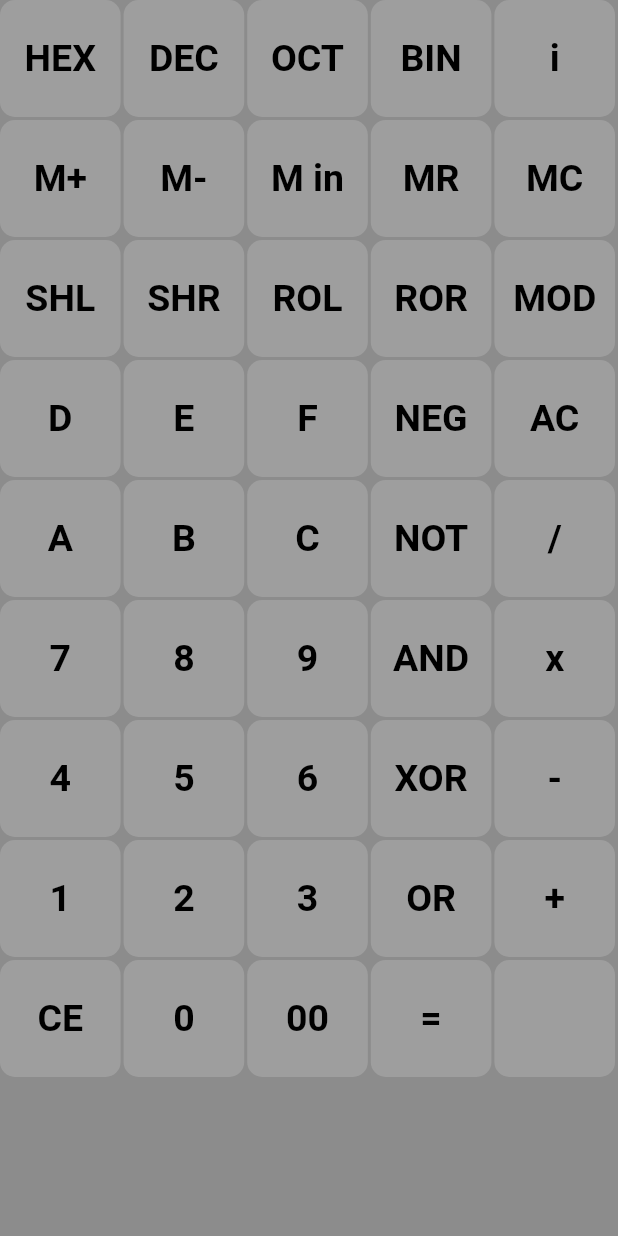
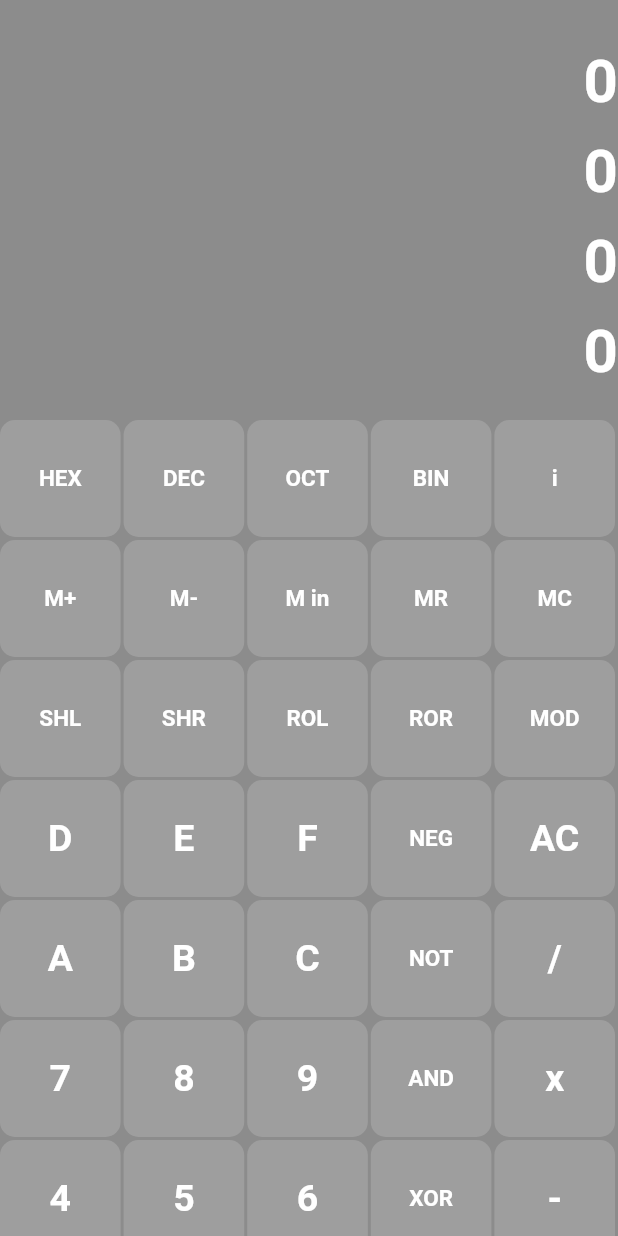
Before and after one commit to alpiepho/hexcalc_tn, a Flutter app: the screen it shows after launch, on a phone screen of 412 x 824 dp. Run offline on Flutter 3.47's test engine with Material 2 defaults, Android fonts, the light colour scheme and no system bars.

Commit message:
more format work

```diff
--- a/lib/components/settings_modal.dart
+++ b/lib/components/settings_modal.dart
@@ -1,9 +1,9 @@
 import 'package:flutter/material.dart';
-import 'package:flutter/services.dart';
-import 'package:flutter_colorpicker/flutter_colorpicker.dart';
+// import 'package:flutter/services.dart';
+// import 'package:flutter_colorpicker/flutter_colorpicker.dart';
 import 'package:hexcalc_tn/constants.dart';
 import 'package:hexcalc_tn/engine.dart';
-import 'package:url_launcher/url_launcher.dart';
+// import 'package:url_launcher/url_launcher.dart';
 
 
 // ignore: must_be_immutable
@@ -65,10 +65,10 @@ class _SettingsModal extends State<SettingsModal> {
   late Function onSwap;
   late Function onDone;
 
-  late Color _newColorTextLeft;
-  late Color _newColorBackgroundLeft;
-  late Color _newColorTextRight;
-  late Color _newColorBackgroundRight;
+  // late Color _newColorTextLeft;
+  // late Color _newColorBackgroundLeft;
+  // late Color _newColorTextRight;
+  // late Color _newColorBackgroundRight;
 
   //late var selectedFont = "";
   //late List<String> allFonts;
--- a/lib/constants.dart
+++ b/lib/constants.dart
@@ -1,11 +1,11 @@
 import 'package:flutter/material.dart';
-import 'package:google_fonts/google_fonts.dart';
+// import 'package:google_fonts/google_fonts.dart';
 
-const kVersion = '0.3';
+const kVersion = '0.1';
 
 const kInputPageBackgroundColor = Colors.black45;
 
-const kMainContainerWidthPortrait = 600.0;
+const kMainContainerWidthPortrait = 500.0;
 const kMainContainerWidthLandscape = 1000.0;
 
 const kMainColumnHeightPortrait = 80.0;
@@ -13,6 +13,9 @@ const kMainColumnHeightLandscape = 80.0;
 
 const kMainColumnWidthPortrait = 80.0;
 const kMainColumnWidthLandscape = 80.0;
+
+
+
 
 const kSettingsModalBackgroundColor = Colors.black45;
 
@@ -36,167 +39,176 @@ const kSettingsTextEditStyle = TextStyle(
 //
 // look at https://fonts.google.com/?preview.text=0123456&preview.text_type=custom&preview.size=113
 //
-enum FontTypes {
-  system,
-  lato,
-  merriweather,
-  montserrat,
-  robotoMono,
-  rockSalt,
-}
+// enum FontTypes {
+//   system,
+//   lato,
+//   merriweather,
+//   montserrat,
+//   robotoMono,
+//   rockSalt,
+// }
+
+const kResultTextStyle_system = TextStyle(
+  fontSize: 40,
+  color: Colors.white,
+  fontWeight: FontWeight.bold,
+  height: 1.5,
+);
+
 
 const kLabelTextStyle_system = TextStyle(
-  fontSize: 50.0,
-  color: Colors.black,
+  fontSize: 15.0,
+  color: Colors.white,
   fontWeight: FontWeight.bold,
 );
 const kNumberTextStyle_system = TextStyle(
   fontSize: 25,
+  color: Colors.white,
   fontWeight: FontWeight.bold,
   height: 1.1,
 );
 
-// ignore: non_constant_identifier_names
-var kLabelTextStyle_lato = GoogleFonts.lato(
-  fontSize: 50,
-  color: Colors.black,
-  fontWeight: FontWeight.bold,
-);
-// ignore: non_constant_identifier_names
-var kNumberTextStyle_lato = GoogleFonts.lato(
-  fontSize: 25,
-  color: Colors.black,
-  fontWeight: FontWeight.bold,
-  height: 1.1,
-);
+// // ignore: non_constant_identifier_names
+// var kLabelTextStyle_lato = GoogleFonts.lato(
+//   fontSize: 50,
+//   color: Colors.black,
+//   fontWeight: FontWeight.bold,
+// );
+// // ignore: non_constant_identifier_names
+// var kNumberTextStyle_lato = GoogleFonts.lato(
+//   fontSize: 25,
+//   color: Colors.black,
+//   fontWeight: FontWeight.bold,
+//   height: 1.1,
+// );
 
-// ignore: non_constant_identifier_names
-var kLabelTextStyle_merriweather = GoogleFonts.merriweather(
-  fontSize: 40,
-  color: Colors.black,
-  fontWeight: FontWeight.bold,
-);
-// ignore: non_constant_identifier_names
-var kNumberTextStyle_merriweather = GoogleFonts.merriweather(
-  fontSize: 25,
-  color: Colors.black,
-  fontWeight: FontWeight.bold,
-  height: 1.1,
-);
+// // ignore: non_constant_identifier_names
+// var kLabelTextStyle_merriweather = GoogleFonts.merriweather(
+//   fontSize: 40,
+//   color: Colors.black,
+//   fontWeight: FontWeight.bold,
+// );
+// // ignore: non_constant_identifier_names
+// var kNumberTextStyle_merriweather = GoogleFonts.merriweather(
+//   fontSize: 25,
+//   color: Colors.black,
+//   fontWeight: FontWeight.bold,
+//   height: 1.1,
+// );
 
-// ignore: non_constant_identifier_names
-var kLabelTextStyle_montserrat = GoogleFonts.montserrat(
-  fontSize: 50,
-  color: Colors.black,
-  fontWeight: FontWeight.bold,
-);
-// ignore: non_constant_identifier_names
-var kNumberTextStyle_montserrat = GoogleFonts.montserrat(
-  fontSize: 25,
-  color: Colors.black,
-  fontWeight: FontWeight.bold,
-  height: 1.1,
-);
+// // ignore: non_constant_identifier_names
+// var kLabelTextStyle_montserrat = GoogleFonts.montserrat(
+//   fontSize: 50,
+//   color: Colors.black,
+//   fontWeight: FontWeight.bold,
+// );
+// // ignore: non_constant_identifier_names
+// var kNumberTextStyle_montserrat = GoogleFonts.montserrat(
+//   fontSize: 25,
+//   color: Colors.black,
+//   fontWeight: FontWeight.bold,
+//   height: 1.1,
+// );
 
-// ignore: non_constant_identifier_names
-var kLabelTextStyle_robotomono = GoogleFonts.robotoMono(
-  fontSize: 30,
-  color: Colors.black,
-  fontWeight: FontWeight.bold,
-);
-// ignore: non_constant_identifier_names
-var kNumberTextStyle_robotomono = GoogleFonts.robotoMono(
-  fontSize: 20,
-  color: Colors.black,
-  fontWeight: FontWeight.bold,
-  height: 1.1,
-);
+// // ignore: non_constant_identifier_names
+// var kLabelTextStyle_robotomono = GoogleFonts.robotoMono(
+//   fontSize: 30,
+//   color: Colors.black,
+//   fontWeight: FontWeight.bold,
+// );
+// // ignore: non_constant_identifier_names
+// var kNumberTextStyle_robotomono = GoogleFonts.robotoMono(
+//   fontSize: 20,
+//   color: Colors.black,
+//   fontWeight: FontWeight.bold,
+//   height: 1.1,
+// );
 
-// ignore: non_constant_identifier_names
-var kLabelTextStyle_rocksalt = GoogleFonts.rockSalt(
-  fontSize: 30,
-  color: Colors.black,
-  fontWeight: FontWeight.bold,
-);
-// ignore: non_constant_identifier_names
-var kNumberTextStyle_rocksalt = GoogleFonts.rockSalt(
-  fontSize: 12,
-  color: Colors.black,
-  fontWeight: FontWeight.bold,
-  height: 1.1,
-);
+// // ignore: non_constant_identifier_names
+// var kLabelTextStyle_rocksalt = GoogleFonts.rockSalt(
+//   fontSize: 30,
+//   color: Colors.black,
+//   fontWeight: FontWeight.bold,
+// );
+// // ignore: non_constant_identifier_names
+// var kNumberTextStyle_rocksalt = GoogleFonts.rockSalt(
+//   fontSize: 12,
+//   color: Colors.black,
+//   fontWeight: FontWeight.bold,
+//   height: 1.1,
+// );
 
-String getFontString(FontTypes fontType) {
-  String t;
-  switch (fontType) {
-    case FontTypes.system:
-      t = 'Default: ex. 0123456789';
-      break;
-    case FontTypes.lato:
-      t = 'Lato: ex. 0123456789';
-      break;
-    case FontTypes.merriweather:
-      t = 'Merriweather: ex. 0123456789';
-      break;
-    case FontTypes.montserrat:
-      t = 'Montserrat: ex. 0123456789';
-      break;
-    case FontTypes.robotoMono:
-      t = 'RobotoMono: ex. 0123456789';
-      break;
-    case FontTypes.rockSalt:
-      t = 'RockSalt: ex. 0123456789';
-      break;
-  }
-  return t;
-}
+// String getFontString(FontTypes fontType) {
+//   String t;
+//   switch (fontType) {
+//     case FontTypes.system:
+//       t = 'Default: ex. 0123456789';
+//       break;
+//     case FontTypes.lato:
+//       t = 'Lato: ex. 0123456789';
+//       break;
+//     case FontTypes.merriweather:
+//       t = 'Merriweather: ex. 0123456789';
+//       break;
+//     case FontTypes.montserrat:
+//       t = 'Montserrat: ex. 0123456789';
+//       break;
+//     case FontTypes.robotoMono:
+//       t = 'RobotoMono: ex. 0123456789';
+//       break;
+//     case FontTypes.rockSalt:
+//       t = 'RockSalt: ex. 0123456789';
+//       break;
+//   }
+//   return t;
+// }
 
-TextStyle getLabelFont(FontTypes fontType) {
-  TextStyle t;
-  switch (fontType) {
-    case FontTypes.system:
-      t = kLabelTextStyle_system;
-      break;
-    case FontTypes.lato:
-      t = kLabelTextStyle_lato;
-      break;
-    case FontTypes.merriweather:
-      t = kLabelTextStyle_merriweather;
-      break;
-    case FontTypes.montserrat:
-      t = kLabelTextStyle_montserrat;
-      break;
-    case FontTypes.robotoMono:
-      t = kLabelTextStyle_robotomono;
-      break;
-    case FontTypes.rockSalt:
-      t = kLabelTextStyle_rocksalt;
-      break;
-  }
-  return t;
-}
+// TextStyle getLabelFont(FontTypes fontType) {
+//   TextStyle t;
+//   switch (fontType) {
+//     case FontTypes.system:
+//       t = kLabelTextStyle_system;
+//       break;
+//     case FontTypes.lato:
+//       t = kLabelTextStyle_lato;
+//       break;
+//     case FontTypes.merriweather:
+//       t = kLabelTextStyle_merriweather;
+//       break;
+//     case FontTypes.montserrat:
+//       t = kLabelTextStyle_montserrat;
+//       break;
+//     case FontTypes.robotoMono:
+//       t = kLabelTextStyle_robotomono;
+//       break;
+//     case FontTypes.rockSalt:
+//       t = kLabelTextStyle_rocksalt;
+//       break;
+//   }
+//   return t;
+// }
 
-TextStyle getNumberFont(FontTypes fontType) {
-  TextStyle t;
-  switch (fontType) {
-    case FontTypes.system:
-      t = kNumberTextStyle_system;
-      break;
-    case FontTypes.lato:
-      t = kNumberTextStyle_lato;
-      break;
-    case FontTypes.merriweather:
-      t = kNumberTextStyle_merriweather;
-      break;
-    case FontTypes.montserrat:
-      t = kNumberTextStyle_montserrat;
-      break;
-    case FontTypes.robotoMono:
-      t = kNumberTextStyle_robotomono;
-      break;
-    case FontTypes.rockSalt:
-      t = kNumberTextStyle_rocksalt;
-      break;
-  }
-  return t;
-}
+// TextStyle getNumberFont(FontTypes fontType) {
+//   TextStyle t;
+//   switch (fontType) {
+//     case FontTypes.system:
+//       t = kNumberTextStyle_system;
+//       break;
+//     case FontTypes.lato:
+//       t = kNumberTextStyle_lato;
+//       break;
+//     case FontTypes.merriweather:
+//       t = kNumberTextStyle_merriweather;
+//       break;
+//     case FontTypes.montserrat:
+//       t = kNumberTextStyle_montserrat;
+//       break;
+//     case FontTypes.robotoMono:
+//       t = kNumberTextStyle_robotomono;
+//       break;
+//     case FontTypes.rockSalt:
+//       t = kNumberTextStyle_rocksalt;
+//       break;
+//   }
+//   return t;
+// }
--- a/lib/engine.dart
+++ b/lib/engine.dart
@@ -1,12 +1,30 @@
 import 'package:flutter/material.dart';
 import 'package:hexcalc_tn/constants.dart';
 
-class Cell {
-  Cell(this.label);
+class Line {
+  Line(
+    this.label,
+    this.style
+  );
 
   String label = "";
-  Color colorText = Colors.white;
-  Color colorBackground = Colors.grey;
+  TextStyle style = kResultTextStyle_system;
+
+  bool gradient = false;
+  bool halfHeight = false;
+  int spanCount = 1;
+  bool rightJustify = false;
+  int outlineCount = 0;
+}
+class Cell {
+  Cell(
+    this.label,
+    this.style
+  );
+
+  String label = "";
+  TextStyle style = kNumberTextStyle_system;
+
   bool gradient = false;
   bool halfHeight = false;
   int spanCount = 1;
@@ -48,72 +66,72 @@ class Engine {
 
   int rows = 9;
   int cols = 5;
-  var grid = List.generate(9, (i) => List.generate(5, (index) => Cell("")), growable: false);
+  var grid = List.generate(9, (i) => List.generate(5, (index) => Cell("", kNumberTextStyle_system)), growable: false);
 
   Engine() {
     int row = 0;
     int col = 0;
-    grid[row][col] = new Cell("HEX"); col++;
-    grid[row][col] = new Cell("DEC"); col++;
-    grid[row][col] = new Cell("OCT"); col++;
-    grid[row][col] = new Cell("BIN"); col++;
-    grid[row][col] = new Cell("i"); col++;
+    grid[row][col] = new Cell("HEX", kLabelTextStyle_system); col++;
+    grid[row][col] = new Cell("DEC", kLabelTextStyle_system); col++;
+    grid[row][col] = new Cell("OCT", kLabelTextStyle_system); col++;
+    grid[row][col] = new Cell("BIN", kLabelTextStyle_system); col++;
+    grid[row][col] = new Cell("i", kLabelTextStyle_system); col++;
     row++;
     col = 0;
-    grid[row][col] = new Cell("M+"); col++;
-    grid[row][col] = new Cell("M-"); col++;
-    grid[row][col] = new Cell("M in"); col++;
-    grid[row][col] = new Cell("MR"); col++;
-    grid[row][col] = new Cell("MC"); col++;
+    grid[row][col] = new Cell("M+", kLabelTextStyle_system); col++;
+    grid[row][col] = new Cell("M-", kLabelTextStyle_system); col++;
+    grid[row][col] = new Cell("M in", kLabelTextStyle_system); col++;
+    grid[row][col] = new Cell("MR", kLabelTextStyle_system); col++;
+    grid[row][col] = new Cell("MC", kLabelTextStyle_system); col++;
     row++;
     col = 0;
-    grid[row][col] = new Cell("SHL"); col++;
-    grid[row][col] = new Cell("SHR"); col++;
-    grid[row][col] = new Cell("ROL"); col++;
-    grid[row][col] = new Cell("ROR"); col++;
-    grid[row][col] = new Cell("MOD"); col++;
+    grid[row][col] = new Cell("SHL", kLabelTextStyle_system); col++;
+    grid[row][col] = new Cell("SHR", kLabelTextStyle_system); col++;
+    grid[row][col] = new Cell("ROL", kLabelTextStyle_system); col++;
+    grid[row][col] = new Cell("ROR", kLabelTextStyle_system); col++;
+    grid[row][col] = new Cell("MOD", kLabelTextStyle_system); col++;
     row++;
     col = 0;
-    grid[row][col] = new Cell("D"); col++;
-    grid[row][col] = new Cell("E"); col++;
-    grid[row][col] = new Cell("F"); col++;
-    grid[row][col] = new Cell("NEG"); col++;
-    grid[row][col] = new Cell("AC"); col++;
+    grid[row][col] = new Cell("D", kNumberTextStyle_system); col++;
+    grid[row][col] = new Cell("E", kNumberTextStyle_system); col++;
+    grid[row][col] = new Cell("F", kNumberTextStyle_system); col++;
+    grid[row][col] = new Cell("NEG", kLabelTextStyle_system); col++;
+    grid[row][col] = new Cell("AC", kNumberTextStyle_system); col++;
     row++;
     col = 0;
-    grid[row][col] = new Cell("A"); col++;
-    grid[row][col] = new Cell("B"); col++;
-    grid[row][col] = new Cell("C"); col++;
-    grid[row][col] = new Cell("NOT"); col++;
-    grid[row][col] = new Cell("/"); col++;
+    grid[row][col] = new Cell("A", kNumberTextStyle_system); col++;
+    grid[row][col] = new Cell("B", kNumberTextStyle_system); col++;
+    grid[row][col] = new Cell("C", kNumberTextStyle_system); col++;
+    grid[row][col] = new Cell("NOT", kLabelTextStyle_system); col++;
+    grid[row][col] = new Cell("/", kNumberTextStyle_system); col++;
     row++;
     col = 0;
-    grid[row][col] = new Cell("7"); col++;
-    grid[row][col] = new Cell("8"); col++;
-    grid[row][col] = new Cell("9"); col++;
-    grid[row][col] = new Cell("AND"); col++;
-    grid[row][col] = new Cell("x"); col++;
+    grid[row][col] = new Cell("7", kNumberTextStyle_system); col++;
+    grid[row][col] = new Cell("8", kNumberTextStyle_system); col++;
+    grid[row][col] = new Cell("9", kNumberTextStyle_system); col++;
+    grid[row][col] = new Cell("AND", kLabelTextStyle_system); col++;
+    grid[row][col] = new Cell("x", kNumberTextStyle_system); col++;
     row++;
     col = 0;
-    grid[row][col] = new Cell("4"); col++;
-    grid[row][col] = new Cell("5"); col++;
-    grid[row][col] = new Cell("6"); col++;
-    grid[row][col] = new Cell("XOR"); col++;
-    grid[row][col] = new Cell("-"); col++;
+    grid[row][col] = new Cell("4", kNumberTextStyle_system); col++;
+    grid[row][col] = new Cell("5", kNumberTextStyle_system); col++;
+    grid[row][col] = new Cell("6", kNumberTextStyle_system); col++;
+    grid[row][col] = new Cell("XOR", kLabelTextStyle_system); col++;
+    grid[row][col] = new Cell("-", kNumberTextStyle_system); col++;
     row++;
     col = 0;
-    grid[row][col] = new Cell("1"); col++;
-    grid[row][col] = new Cell("2"); col++;
-    grid[row][col] = new Cell("3"); col++;
-    grid[row][col] = new Cell("OR"); col++;
-    grid[row][col] = new Cell("+"); col++;
+    grid[row][col] = new Cell("1", kNumberTextStyle_system); col++;
+    grid[row][col] = new Cell("2", kNumberTextStyle_system); col++;
+    grid[row][col] = new Cell("3", kNumberTextStyle_system); col++;
+    grid[row][col] = new Cell("OR", kLabelTextStyle_system); col++;
+    grid[row][col] = new Cell("+", kNumberTextStyle_system); col++;
     row++;
     col = 0;
-    grid[row][col] = new Cell("CE"); col++;
-    grid[row][col] = new Cell("0"); col++;
-    grid[row][col] = new Cell("00"); col++;
-    grid[row][col] = new Cell("="); col++;
-    grid[row][col] = new Cell(""); col++;
+    grid[row][col] = new Cell("CE", kNumberTextStyle_system); col++;
+    grid[row][col] = new Cell("0", kNumberTextStyle_system); col++;
+    grid[row][col] = new Cell("00", kNumberTextStyle_system); col++;
+    grid[row][col] = new Cell("=", kNumberTextStyle_system); col++;
+    grid[row][col] = new Cell("", kNumberTextStyle_system); col++;
 
   }
 
@@ -160,6 +178,10 @@ class Engine {
 
   String getLabel(int x, int y) {
     return grid[x][y].label;
+  }
+
+  TextStyle getStyle(int x, int y) {
+    return grid[x][y].style;
   }
 
   // Color stringToColor(String code) {
--- a/lib/screens/calculator_page.dart
+++ b/lib/screens/calculator_page.dart
@@ -1,15 +1,15 @@
 import 'package:flutter/material.dart';
 import 'package:hexcalc_tn/components/calc_button.dart';
-import 'package:hexcalc_tn/components/settings_button.dart';
-import 'package:hexcalc_tn/components/settings_modal.dart';
+// import 'package:hexcalc_tn/components/settings_button.dart';
+// import 'package:hexcalc_tn/components/settings_modal.dart';
 import 'package:hexcalc_tn/constants.dart';
 import 'package:hexcalc_tn/engine.dart';
-import 'package:shared_preferences/shared_preferences.dart';
+// import 'package:shared_preferences/shared_preferences.dart';
 
-GlobalKey _keyPortraitLeft = GlobalKey();
-GlobalKey _keyPortraitRight = GlobalKey();
-GlobalKey _keyLandscapeLeft = GlobalKey();
-GlobalKey _keyLandscapeRight = GlobalKey();
+// GlobalKey _keyPortraitLeft = GlobalKey();
+// GlobalKey _keyPortraitRight = GlobalKey();
+// GlobalKey _keyLandscapeLeft = GlobalKey();
+// GlobalKey _keyLandscapeRight = GlobalKey();
 
 class CalculatorPage extends StatefulWidget {
   @override
@@ -21,25 +21,25 @@ class _CalculatorPageState extends State<CalculatorPage> {
   //
   // for display
   //
-  Color _colorTextLeft = Colors.black;
+  // Color _colorTextLeft = Colors.black;
   Color _colorBackgroundLeft = Colors.grey;
-  Color _colorTextRight = Colors.black;
-  Color _colorBackgroundRight = Colors.blueAccent;
+  // Color _colorTextRight = Colors.black;
+  // Color _colorBackgroundRight = Colors.blueAccent;
 
-  String _labelLeft = "Away";
-  String _labelRight = "Home";
-  int _valueLeft = 0;
-  int _valueRight = 0;
-  int _earnedLeft = 0;
-  int _earnedRight = 0;
-  //bool _earnedEnabled = false;
-  bool _earnedVisible = false;
+  // String _labelLeft = "Away";
+  // String _labelRight = "Home";
+  // int _valueLeft = 0;
+  // int _valueRight = 0;
+  // int _earnedLeft = 0;
+  // int _earnedRight = 0;
+  // bool _earnedEnabled = false;
+  // bool _earnedVisible = false;
 
-  FontTypes _fontType = FontTypes.system;
+  // FontTypes _fontType = FontTypes.system;
 
   // for increment/decrement swiping
-  double _panPositionYLeft = 0.0;
-  double _panPositionYRight = 0.0;
+  // double _panPositionYLeft = 0.0;
+  // double _panPositionYRight = 0.0;
 
   Engine _engine = Engine();
 
@@ -221,11 +221,11 @@ class _CalculatorPageState extends State<CalculatorPage> {
   //   Navigator.of(context).pop();
   // }
 
-  void _onDone() async {
-    //this._engine.saveBoth();
-    _fromEngine();
-    Navigator.of(context).pop();
-  }
+  // void _onDone() async {
+  //   //this._engine.saveBoth();
+  //   _fromEngine();
+  //   Navigator.of(context).pop();
+  // }
 
   // void _panUpdateLeft(DragUpdateDetails details) async {
   //   // use swipe to adjust score
@@ -343,20 +343,49 @@ class _CalculatorPageState extends State<CalculatorPage> {
 
   @override
   Widget build(BuildContext context) {
-    TextStyle labelTextStyle = kLabelTextStyle_system;
-    TextStyle numberTextStyle = kNumberTextStyle_system;
+    // TextStyle labelTextStyle = kLabelTextStyle_system;
+    // TextStyle numberTextStyle = kNumberTextStyle_system;
 
-    labelTextStyle = getLabelFont(_fontType);
-    numberTextStyle = getNumberFont(_fontType);
+    // labelTextStyle = getLabelFont(_fontType);
+    // numberTextStyle = kNumberTextStyle_system; //getNumberFont(_fontType);
 
     var isPortrait = MediaQuery.of(context).orientation == Orientation.portrait;
     var forcePortrait = this._engine.forceLandscape && isPortrait;
 
     var colWidgets = <Widget>[];
+
+    colWidgets.add(SizedBox(
+      height: 20,
+    ));
+    colWidgets.add(Text(
+      "0",
+      style: kResultTextStyle_system,
+      textAlign: TextAlign.end,
+    ));
+    colWidgets.add(Text(
+      "0",
+      style: kResultTextStyle_system,
+      textAlign: TextAlign.end,
+    ));
+    colWidgets.add(Text(
+      "0",
+      style: kResultTextStyle_system,
+      textAlign: TextAlign.end,
+    ));
+    colWidgets.add(Text(
+      "0",
+      style: kResultTextStyle_system,
+      textAlign: TextAlign.end,
+    ));
+    colWidgets.add(SizedBox(
+      height: 20,
+    ));
+
     for (var i=0; i < this._engine.getRows(); i++) {
       var rowWidgets = <Widget>[];
       for (var j=0; j < this._engine.getCols(); j++) {
         var label = this._engine.getLabel(i, j);
+        var style = this._engine.getStyle(i, j);
         rowWidgets.add(new Expanded(
                         child: CalcButton(
                           //onPress: _incrementLeft,
@@ -368,7 +397,7 @@ class _CalculatorPageState extends State<CalculatorPage> {
                             children: <Widget>[
                               Text(
                                 label,
-                                style: numberTextStyle.copyWith(color: _colorTextLeft),
+                                style: style,
                               ),
                             ],
                           ),
--- a/pubspec.yaml
+++ b/pubspec.yaml
@@ -31,14 +31,14 @@ dependencies:
 
   font_awesome_flutter: ^9.0.0
 
-  flutter_material_pickers: ^2.0.1
+  # flutter_material_pickers: ^2.0.1
 
   shared_preferences: ^2.0.5
 
   url_launcher: ^6.0.3
 
-  flutter_colorpicker: ^0.4.0
-  google_fonts: ^2.0.0
+  # flutter_colorpicker: ^0.4.0
+  # google_fonts: ^2.0.0
 
 dev_dependencies:
   flutter_test:
```
Also changed, not shown: pubspec.lock, 2 other files.
